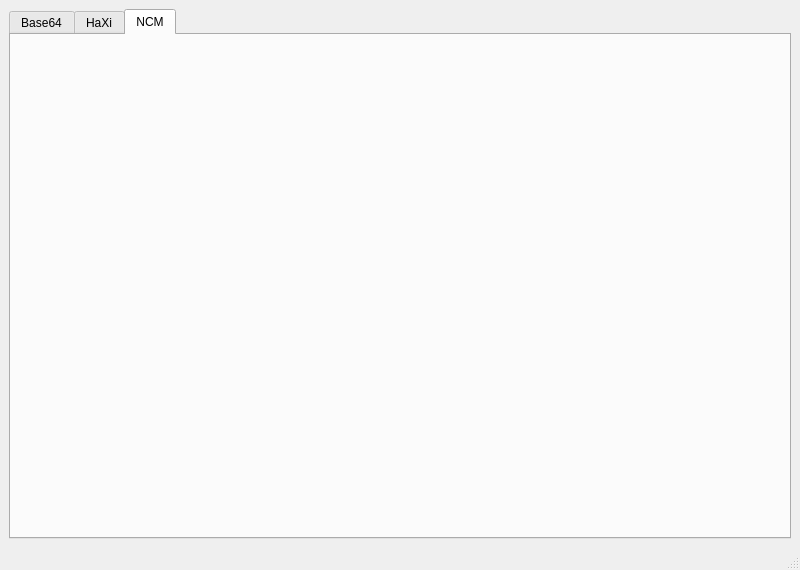
Before: the Qt Designer form mainwindow.ui in LingXiFox/Learn_QT, drawn with Qt 5.
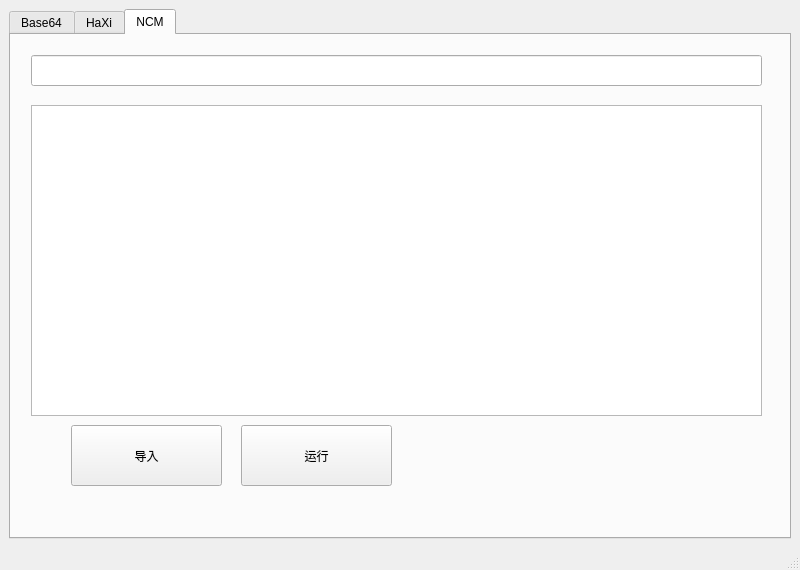
After: the same form once the commit is applied. The open tabs and pages were chosen to show the change.

The edit to the form file:
```diff
--- a/mainwindow.ui
+++ b/mainwindow.ui
@@ -261,6 +261,55 @@
        <attribute name="title">
         <string>NCM</string>
        </attribute>
+       <widget class="QLineEdit" name="LimeView_ncm">
+        <property name="geometry">
+         <rect>
+          <x>20</x>
+          <y>20</y>
+          <width>731</width>
+          <height>31</height>
+         </rect>
+        </property>
+        <property name="text">
+         <string/>
+        </property>
+       </widget>
+       <widget class="QListWidget" name="ListShow_ncm">
+        <property name="geometry">
+         <rect>
+          <x>20</x>
+          <y>70</y>
+          <width>731</width>
+          <height>311</height>
+         </rect>
+        </property>
+       </widget>
+       <widget class="QPushButton" name="InputButton_ncm">
+        <property name="geometry">
+         <rect>
+          <x>60</x>
+          <y>390</y>
+          <width>151</width>
+          <height>61</height>
+         </rect>
+        </property>
+        <property name="text">
+         <string>导入</string>
+        </property>
+       </widget>
+       <widget class="QPushButton" name="ActionButton_ncm">
+        <property name="geometry">
+         <rect>
+          <x>230</x>
+          <y>390</y>
+          <width>151</width>
+          <height>61</height>
+         </rect>
+        </property>
+        <property name="text">
+         <string>运行</string>
+        </property>
+       </widget>
       </widget>
      </widget>
     </item>
```
Left out of the diff: 2 changed lines with no effect on the pictures.
